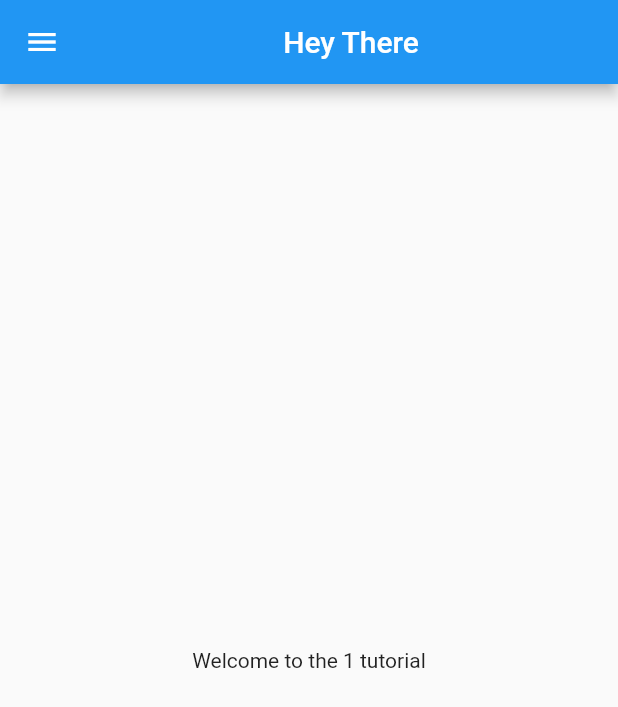
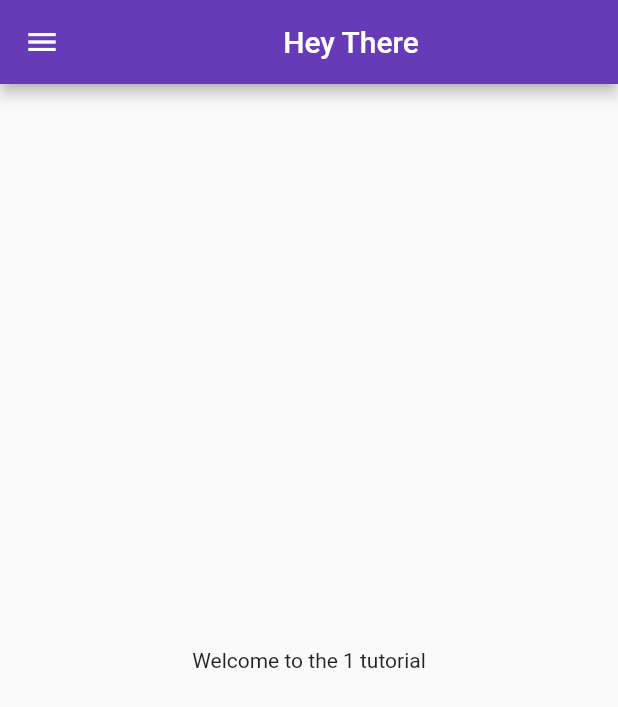
Before and after one commit to sanskaragarwala/CatalogueApp, a Flutter app: the screen it shows after launch, on a phone screen of 412 x 824 dp. Shown: the top 707 px of the screen. Run offline on Flutter 3.47's test engine with Material 2 defaults, Android fonts, the phone set to English and light mode, and no system bars.

Commit message:
day 3 complete

```diff
--- a/lib/main.dart
+++ b/lib/main.dart
@@ -1,5 +1,8 @@
+import 'dart:ui';
+
 import 'package:flutter/material.dart';
-import 'package:learning_flutter/home_page.dart';
+import 'package:learning_flutter/pages/home_page.dart';
+import 'package:learning_flutter/pages/login_page.dart';
 
 void main() {
   runApp(MyApp());
@@ -10,6 +13,20 @@ class MyApp extends StatelessWidget {
 
   @override
   Widget build(BuildContext context) {
-    return MaterialApp(home: Homepage());
+    return MaterialApp(
+      themeMode: ThemeMode.light,
+      theme: ThemeData(
+        primarySwatch: Colors.deepPurple,
+      ),
+      darkTheme: ThemeData(
+        brightness: Brightness.dark,
+      ),
+      initialRoute: "/home",
+      routes: {
+        "/": (context) => LoginPage(),
+        "/home": (context) => Homepage(),
+        "/login": (context) => LoginPage()
+      },
+    );
   }
 }
```
Also changed, not shown: lib/pages/login_page.dart (added, +20 -0 lines), lib/pages/home_page.dart (renamed from lib/home_page.dart).
